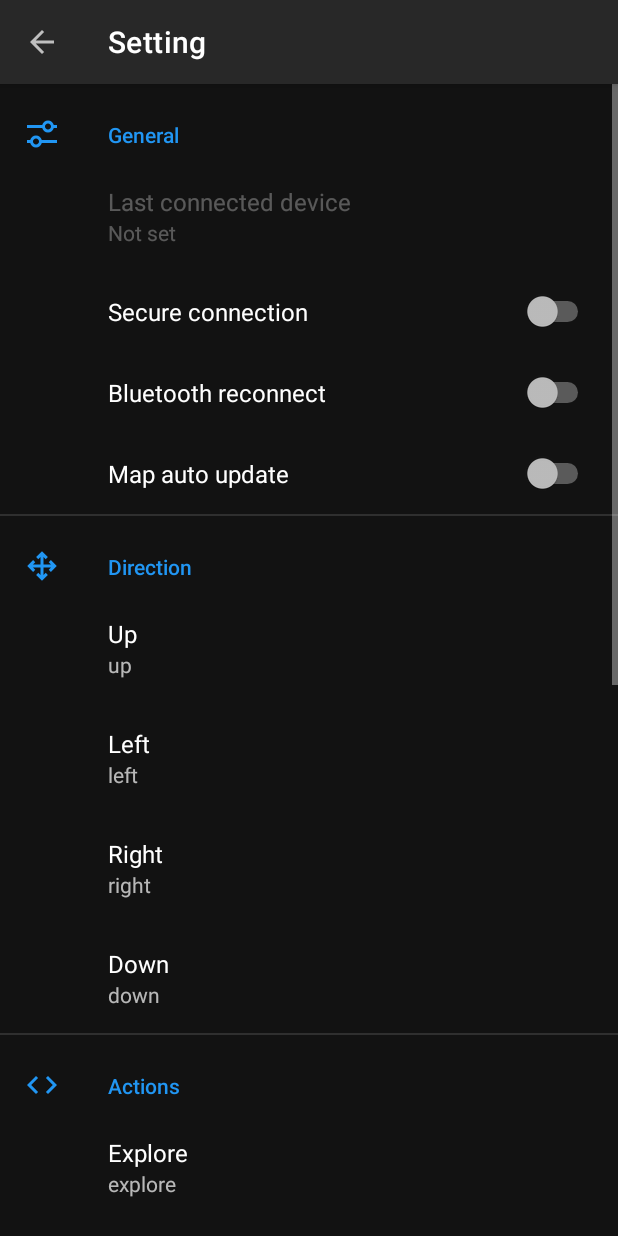
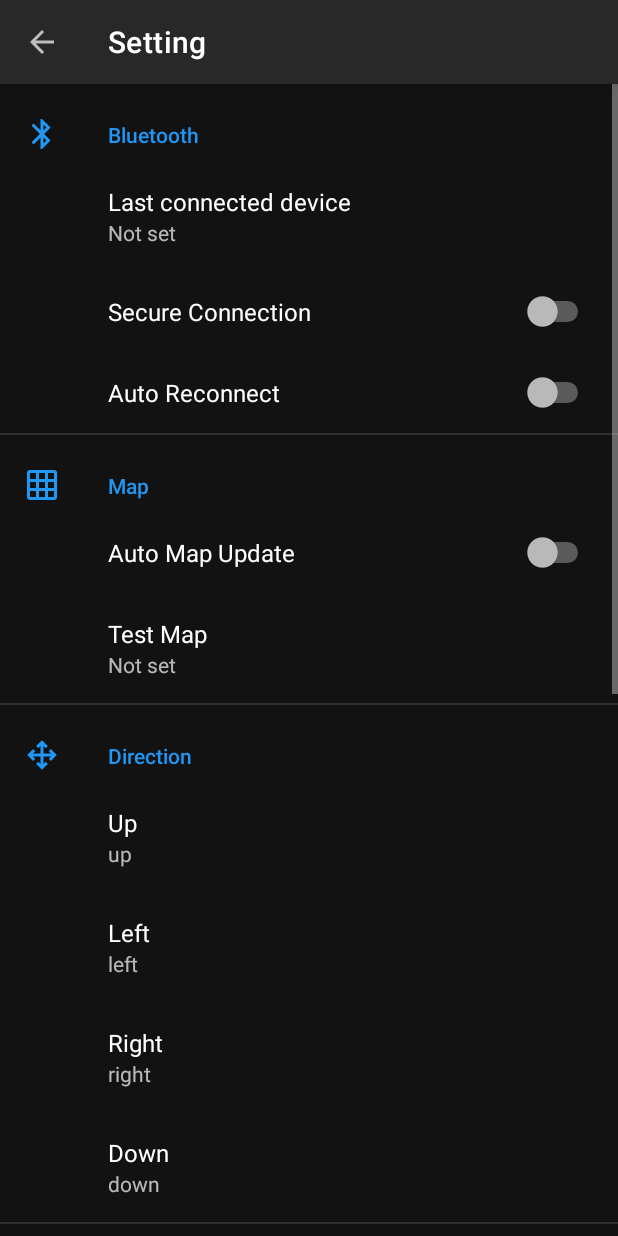
Before and after one commit to chiaz91/cz3004_mdp, an Android app: the screen it shows after launch (DynamicActivity), after a tap on "Setting", on a phone screen of 412 x 824 dp. Run offline under Robolectric (Android 15) with nearby library versions, the phone set to English and light mode, and no system bars; our stand-ins replace androidx.preference.

Commit message:
regrouping of setting components

```diff
--- /dev/null
+++ b/Android/app/src/main/res/drawable/ic_bluetooth.xml
@@ -0,0 +1,8 @@
+<?xml version="1.0" encoding="utf-8"?>
+<vector xmlns:android="http://schemas.android.com/apk/res/android"
+    android:height="24dp"
+    android:width="24dp"
+    android:viewportWidth="24"
+    android:viewportHeight="24">
+    <path android:fillColor="?attr/colorAccent" android:pathData="M14.88,16.29L13,18.17V14.41M13,5.83L14.88,7.71L13,9.58M17.71,7.71L12,2H11V9.58L6.41,5L5,6.41L10.59,12L5,17.58L6.41,19L11,14.41V22H12L17.71,16.29L13.41,12L17.71,7.71Z" />
+</vector>
--- a/Android/app/src/main/res/drawable/ic_grid.xml
+++ b/Android/app/src/main/res/drawable/ic_grid.xml
@@ -4,5 +4,5 @@
     android:width="24dp"
     android:viewportWidth="24"
     android:viewportHeight="24">
-    <path android:fillColor="#fff" android:pathData="M10,4V8H14V4H10M16,4V8H20V4H16M16,10V14H20V10H16M16,16V20H20V16H16M14,20V16H10V20H14M8,20V16H4V20H8M8,14V10H4V14H8M8,8V4H4V8H8M10,14H14V10H10V14M4,2H20A2,2 0 0,1 22,4V20A2,2 0 0,1 20,22H4C2.92,22 2,21.1 2,20V4A2,2 0 0,1 4,2Z" />
+    <path android:fillColor="?attr/colorAccent" android:pathData="M10,4V8H14V4H10M16,4V8H20V4H16M16,10V14H20V10H16M16,16V20H20V16H16M14,20V16H10V20H14M8,20V16H4V20H8M8,14V10H4V14H8M8,8V4H4V8H8M10,14H14V10H10V14M4,2H20A2,2 0 0,1 22,4V20A2,2 0 0,1 20,22H4C2.92,22 2,21.1 2,20V4A2,2 0 0,1 4,2Z" />
 </vector>
--- a/Android/app/src/main/res/xml/preferences.xml
+++ b/Android/app/src/main/res/xml/preferences.xml
@@ -3,37 +3,16 @@
     xmlns:app="http://schemas.android.com/apk/res-auto"
     xmlns:android="http://schemas.android.com/apk/res/android">
 
+    <!-- To be implement later -->
     <PreferenceCategory
         app:title="General"
-        app:icon="@drawable/ic_switches">
-
-        <EditTextPreference
-            app:title="Last connected device"
-            app:key="@string/bt_last_address"
-            android:enabled="false"
-            app:useSimpleSummaryProvider="true"/>
-
-        <SwitchPreference
-            android:key="@string/state_secure_connection"
-            android:title="Secure connection"
-            android:defaultValue="@bool/state_bluetooth_retry_default" />
-
-        <SwitchPreference
-            android:key="@string/state_bluetooth_retry"
-            android:title="Bluetooth reconnect"
-            android:defaultValue="@bool/state_bluetooth_retry_default" />
-
-        <SwitchPreference
-            android:key="@string/state_auto_update"
-            android:title="Map auto update"
-            android:defaultValue="@bool/state_auto_update_default" />
-
+        app:icon="@drawable/ic_switches"
+        app:isPreferenceVisible="false">
         <SwitchPreference
             android:key="@string/state_robot_simulation"
             android:title="Robot movement simulation"
             android:defaultValue="@bool/state_robot_simulation_default"
             app:isPreferenceVisible="false" />
-
 
         <SwitchPreference
             android:key="@string/state_use_accelerometer"
@@ -41,6 +20,50 @@
             android:defaultValue="@bool/state_use_accelerometer_default"
             app:isPreferenceVisible="false" />
     </PreferenceCategory>
+
+    <PreferenceCategory
+        app:title="Bluetooth"
+        app:icon="@drawable/ic_bluetooth">
+
+        <EditTextPreference
+            app:title="Last connected device"
+            app:key="@string/bt_last_address"
+            android:enabled="true"
+            app:useSimpleSummaryProvider="true"/>
+
+        <SwitchPreference
+            android:key="@string/state_secure_connection"
+            android:title="Secure Connection"
+            android:defaultValue="@bool/state_bluetooth_retry_default" />
+
+        <SwitchPreference
+            android:key="@string/state_bluetooth_retry"
+            android:title="Auto Reconnect"
+            android:defaultValue="@bool/state_bluetooth_retry_default" />
+
+
+    </PreferenceCategory>
+
+    <PreferenceCategory
+        app:title="Map"
+        app:icon="@drawable/ic_grid">
+
+        <SwitchPreference
+            android:key="@string/state_auto_update"
+            android:title="Auto Map Update"
+            android:defaultValue="@bool/state_auto_update_default" />
+
+        <ListPreference
+            android:key="@string/key_debug_map"
+            android:title="Test Map"
+            android:dialogTitle="Test Map"
+            android:entries="@array/map_titles"
+            android:entryValues="@array/map_values"
+            app:useSimpleSummaryProvider="true"/>
+    </PreferenceCategory>
+
+
+
     <PreferenceCategory
         app:title="Direction"
         app:icon="@drawable/ic_dir_all">
@@ -102,6 +125,7 @@
             app:title="Stop"
             app:key="@string/cmd_stop"
             app:defaultValue="@string/cmd_stop_default"
+            app:isPreferenceVisible="false"
             app:useSimpleSummaryProvider="true"/>
         <EditTextPreference
             app:title="Request Map Update"
@@ -125,12 +149,5 @@
             android:persistent="false"
             android:title="Build"/>
 
-        <ListPreference
-            android:key="@string/key_debug_map"
-            android:title="Debug map data"
-            android:dialogTitle="Debug map data"
-            android:entries="@array/map_titles"
-            android:entryValues="@array/map_values"
-            app:useSimpleSummaryProvider="true"/>
     </PreferenceCategory>
 </androidx.preference.PreferenceScreen>
```
